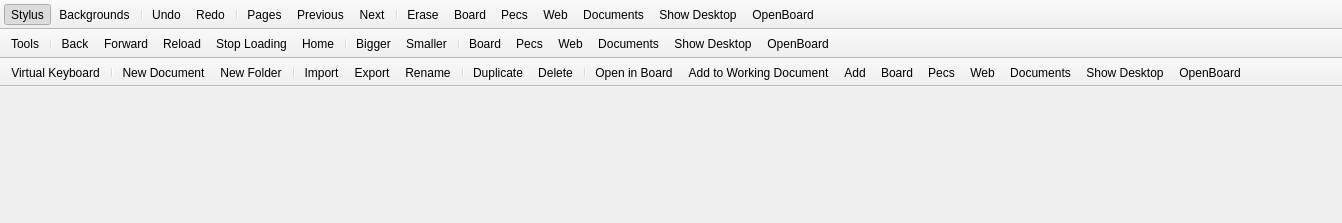
First picture: the form in resources/forms/mainWindow.ui, repository oneday1992/openboard-merge-administraci, before the edit.
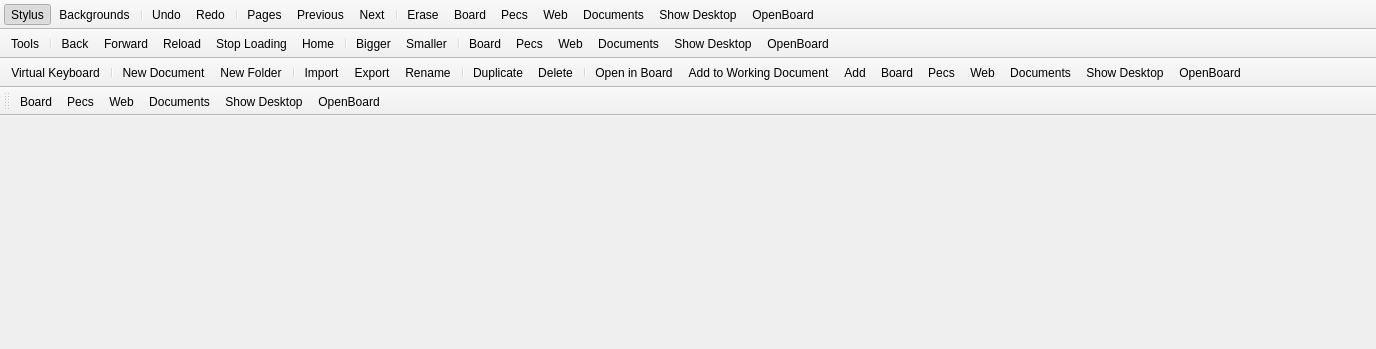
Second picture: the form after the edit. Icons and pictures are not drawn.

Patch:
```diff
--- a/resources/forms/mainWindow.ui
+++ b/resources/forms/mainWindow.ui
@@ -6,8 +6,8 @@
    <rect>
     <x>0</x>
     <y>0</y>
-    <width>1342</width>
-    <height>223</height>
+    <width>1376</width>
+    <height>349</height>
    </rect>
   </property>
   <property name="windowTitle">
@@ -172,6 +172,23 @@
    <addaction name="actionDesktop"/>
    <addaction name="actionMenu"/>
   </widget>
+  <widget class="QToolBar" name="pecsToolBar">
+   <property name="windowTitle">
+    <string>toolBar</string>
+   </property>
+   <attribute name="toolBarArea">
+    <enum>TopToolBarArea</enum>
+   </attribute>
+   <attribute name="toolBarBreak">
+    <bool>true</bool>
+   </attribute>
+   <addaction name="actionBoard"/>
+   <addaction name="actionPecs"/>
+   <addaction name="actionWeb"/>
+   <addaction name="actionDocument"/>
+   <addaction name="actionDesktop"/>
+   <addaction name="actionMenu"/>
+  </widget>
   <action name="actionStylus">
    <property name="checkable">
     <bool>true</bool>
```
